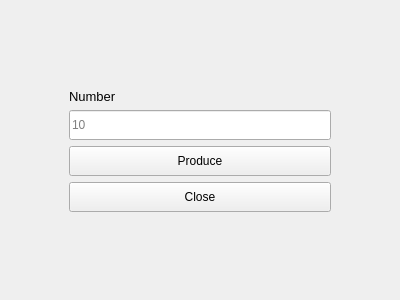
The window that 112-1/WEB PROGRAMMING/Lab/Lab 8 – Non-blocking Socket/d1166506/ui/producer.ui (jack41402/FCU) describes before a commit, drawn with Qt 5.
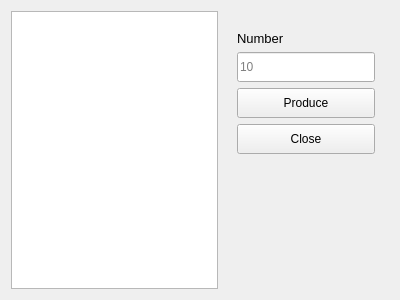
The same window after the commit.

Diff of the .ui file:
```diff
--- a/112-1/WEB PROGRAMMING/Lab/Lab 8 – Non-blocking Socket/d1166506/ui/producer.ui
+++ b/112-1/WEB PROGRAMMING/Lab/Lab 8 – Non-blocking Socket/d1166506/ui/producer.ui
@@ -13,10 +13,10 @@
   <property name="windowTitle">
    <string>Producer</string>
   </property>
-  <layout class="QHBoxLayout" name="horizontalLayout" stretch="2,9,2">
-   <property name="spacing">
-    <number>0</number>
-   </property>
+  <layout class="QHBoxLayout" name="horizontalLayout" stretch="15,1,10,1">
+   <item>
+    <widget class="QTextBrowser" name="textBrowser"/>
+   </item>
    <item>
     <spacer name="horizontalSpacer">
      <property name="orientation">
@@ -24,7 +24,7 @@
      </property>
      <property name="sizeHint" stdset="0">
       <size>
-       <width>54</width>
+       <width>24</width>
        <height>20</height>
       </size>
      </property>
@@ -41,12 +41,12 @@
         <enum>Qt::Vertical</enum>
        </property>
        <property name="sizeType">
-        <enum>QSizePolicy::MinimumExpanding</enum>
+        <enum>QSizePolicy::Fixed</enum>
        </property>
        <property name="sizeHint" stdset="0">
         <size>
          <width>20</width>
-         <height>40</height>
+         <height>20</height>
         </size>
        </property>
       </spacer>
@@ -151,7 +151,7 @@
      </property>
      <property name="sizeHint" stdset="0">
       <size>
-       <width>54</width>
+       <width>10</width>
        <height>20</height>
       </size>
      </property>
```
Left out of the diff: 4 changed lines with no effect on the pictures.
